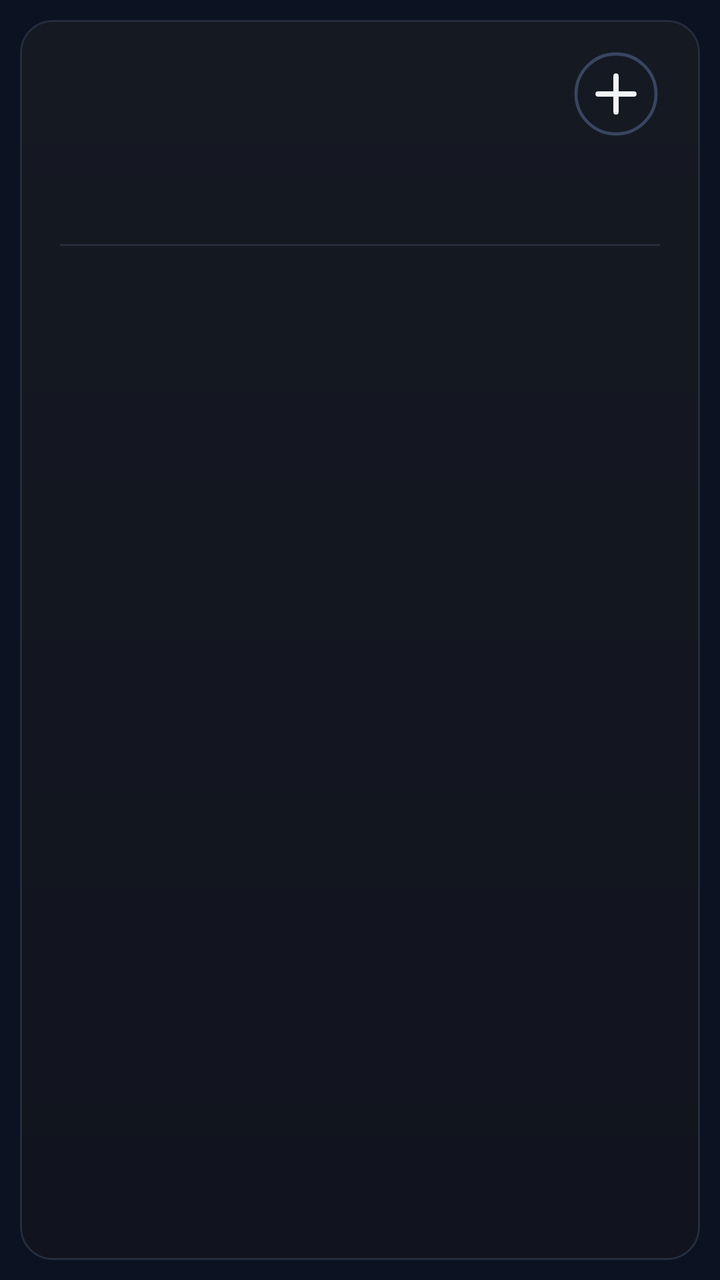
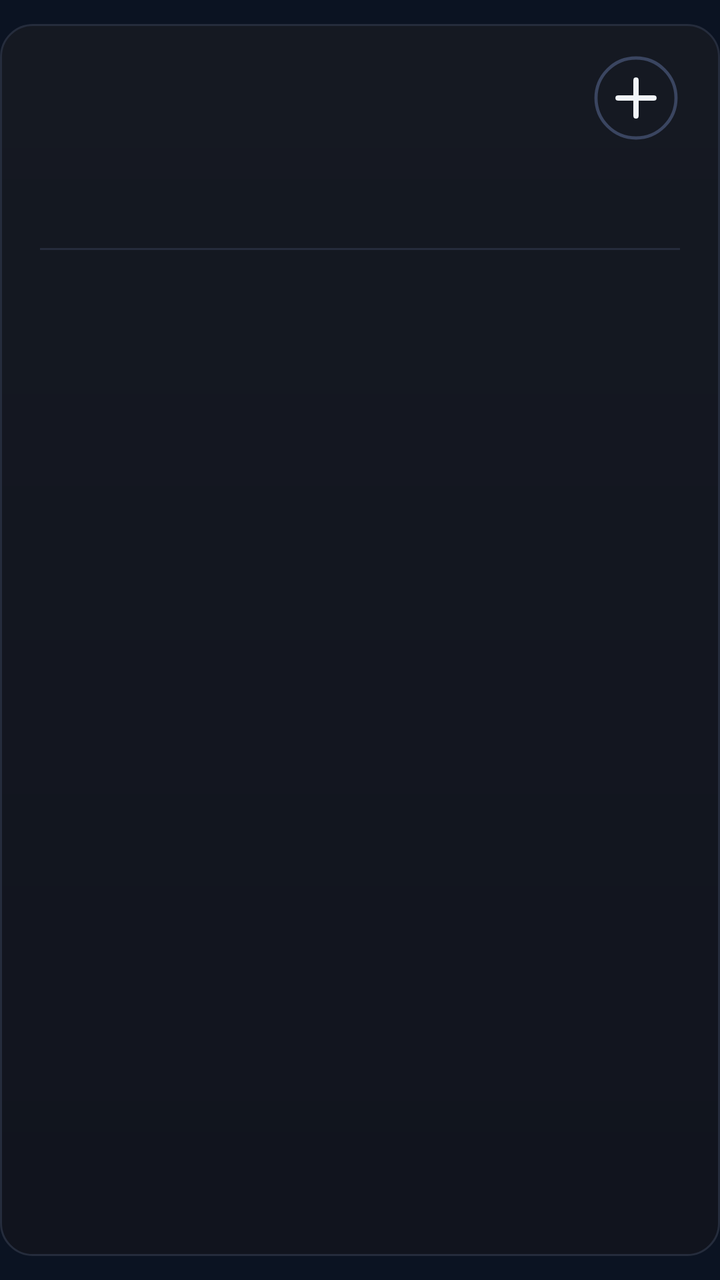

Compare the two renders of this Android layout. The source of the first and the diff that turns it into the second are given below.
<!-- AndroidManifest.xml: application theme AppTheme -->
<!-- res/layout/cal_k0.xml -->
<?xml version="1.0" encoding="utf-8"?>
<FrameLayout xmlns:android="http://schemas.android.com/apk/res/android"
    android:id="@+id/root"
    android:layout_width="match_parent"
    android:layout_height="match_parent"
    android:padding="10dp">

    <LinearLayout
        android:id="@+id/panel"
        android:layout_width="match_parent"
        android:layout_height="match_parent"
        android:background="@drawable/cal_panel"
        android:orientation="vertical"
        android:paddingStart="20dp"
        android:paddingTop="13dp"
        android:paddingEnd="20dp"
        android:paddingBottom="14dp">

        
        <LinearLayout
            android:layout_width="match_parent"
            android:layout_height="48dp"
            android:gravity="center_vertical"
            android:orientation="horizontal">
        <ImageView
            android:id="@+id/cal_day"
            android:layout_width="wrap_content"
            android:layout_height="47dp"
            android:adjustViewBounds="true"
            android:scaleType="fitStart" />

            <LinearLayout
                android:layout_width="0dp"
                android:layout_height="wrap_content"
                android:layout_marginStart="12dp"
                android:layout_weight="1"
                android:orientation="vertical">
                <ImageView
                    android:id="@+id/cal_month"
                    android:layout_width="match_parent"
                    android:layout_height="23dp"
                    android:adjustViewBounds="true"
                    android:scaleType="fitStart" />
                <ImageView
                    android:id="@+id/cal_sub"
                    android:layout_width="match_parent"
                    android:layout_height="16dp"
                    android:adjustViewBounds="true"
                    android:layout_marginTop="2dp"
                    android:scaleType="fitStart" />
            </LinearLayout>

            <ImageView
                android:id="@+id/btn_add"
                android:layout_width="44dp"
                android:layout_height="44dp"
                android:contentDescription="New event"
                android:src="@drawable/ic_cal_add" />
        </LinearLayout>

        
        <LinearLayout
            android:layout_width="match_parent"
            android:layout_height="44dp"
            android:layout_marginTop="2dp"
            android:orientation="horizontal">
            <LinearLayout
                android:layout_width="0dp"
                android:layout_height="match_parent"
                android:layout_weight="1"
                android:gravity="center_horizontal"
                android:orientation="vertical">
                <ImageView
                    android:id="@+id/wk_label_0"
                    android:layout_width="wrap_content"
                    android:layout_height="14dp"
                    android:adjustViewBounds="true"
                    android:scaleType="fitCenter" />
                <ImageView
                    android:id="@+id/wk_num_0"
                    android:layout_width="26dp"
                    android:layout_height="26dp"
                    android:adjustViewBounds="true"
                    android:layout_marginTop="3dp"
                    android:scaleType="fitCenter" />
            </LinearLayout>
            <LinearLayout
                android:layout_width="0dp"
                android:layout_height="match_parent"
                android:layout_weight="1"
                android:gravity="center_horizontal"
                android:orientation="vertical">
                <ImageView
                    android:id="@+id/wk_label_1"
                    android:layout_width="wrap_content"
                    android:layout_height="14dp"
                    android:adjustViewBounds="true"
                    android:scaleType="fitCenter" />
                <ImageView
                    android:id="@+id/wk_num_1"
                    android:layout_width="26dp"
                    android:layout_height="26dp"
                    android:adjustViewBounds="true"
                    android:layout_marginTop="3dp"
                    android:scaleType="fitCenter" />
            </LinearLayout>
            <LinearLayout
                android:layout_width="0dp"
                android:layout_height="match_parent"
                android:layout_weight="1"
                android:gravity="center_horizontal"
                android:orientation="vertical">
                <ImageView
                    android:id="@+id/wk_label_2"
                    android:layout_width="wrap_content"
                    android:layout_height="14dp"
                    android:adjustViewBounds="true"
                    android:scaleType="fitCenter" />
                <ImageView
                    android:id="@+id/wk_num_2"
                    android:layout_width="26dp"
                    android:layout_height="26dp"
                    android:adjustViewBounds="true"
                    android:layout_marginTop="3dp"
                    android:scaleType="fitCenter" />
            </LinearLayout>
            <LinearLayout
                android:layout_width="0dp"
                android:layout_height="match_parent"
                android:layout_weight="1"
                android:gravity="center_horizontal"
                android:orientation="vertical">
                <ImageView
                    android:id="@+id/wk_label_3"
                    android:layout_width="wrap_content"
                    android:layout_height="14dp"
                    android:adjustViewBounds="true"
                    android:scaleType="fitCenter" />
                <ImageView
                    android:id="@+id/wk_num_3"
                    android:layout_width="26dp"
                    android:layout_height="26dp"
                    android:adjustViewBounds="true"
                    android:layout_marginTop="3dp"
                    android:scaleType="fitCenter" />
            </LinearLayout>
            <LinearLayout
                android:layout_width="0dp"
                android:layout_height="match_parent"
                android:layout_weight="1"
                android:gravity="center_horizontal"
                android:orientation="vertical">
                <ImageView
                    android:id="@+id/wk_label_4"
                    android:layout_width="wrap_content"
                    android:layout_height="14dp"
                    android:adjustViewBounds="true"
                    android:scaleType="fitCenter" />
                <ImageView
                    android:id="@+id/wk_num_4"
                    android:layout_width="26dp"
                    android:layout_height="26dp"
                    android:adjustViewBounds="true"
                    android:layout_marginTop="3dp"
                    android:scaleType="fitCenter" />
            </LinearLayout>
            <LinearLayout
                android:layout_width="0dp"
                android:layout_height="match_parent"
                android:layout_weight="1"
                android:gravity="center_horizontal"
                android:orientation="vertical">
                <ImageView
                    android:id="@+id/wk_label_5"
                    android:layout_width="wrap_content"
                    android:layout_height="14dp"
                    android:adjustViewBounds="true"
                    android:scaleType="fitCenter" />
                <ImageView
                    android:id="@+id/wk_num_5"
                    android:layout_width="26dp"
                    android:layout_height="26dp"
                    android:adjustViewBounds="true"
                    android:layout_marginTop="3dp"
                    android:scaleType="fitCenter" />
            </LinearLayout>
            <LinearLayout
                android:layout_width="0dp"
                android:layout_height="match_parent"
                android:layout_weight="1"
                android:gravity="center_horizontal"
                android:orientation="vertical">
                <ImageView
                    android:id="@+id/wk_label_6"
                    android:layout_width="wrap_content"
                    android:layout_height="14dp"
                    android:adjustViewBounds="true"
                    android:scaleType="fitCenter" />
                <ImageView
                    android:id="@+id/wk_num_6"
                    android:layout_width="26dp"
                    android:layout_height="26dp"
                    android:adjustViewBounds="true"
                    android:layout_marginTop="3dp"
                    android:scaleType="fitCenter" />
            </LinearLayout>
        </LinearLayout>

        <ImageView
            android:layout_width="match_parent"
            android:layout_height="1dp"
            android:layout_marginTop="5dp"
            android:layout_marginBottom="5dp"
            android:scaleType="fitXY"
            android:src="@drawable/cal_divider" />

        
        <LinearLayout
            android:layout_width="match_parent"
            android:layout_height="0dp"
            android:layout_weight="1"
            android:orientation="vertical">
        </LinearLayout>
        <ImageView
            android:id="@+id/cal_more"
            android:layout_width="match_parent"
            android:layout_height="14dp"
            android:adjustViewBounds="true"
            android:scaleType="fitEnd" />
    </LinearLayout>
</FrameLayout>
<!-- resources referenced by this layout -->
<resources>
  <!-- drawable cal_divider (drawable) -->
  <?xml version="1.0" encoding="utf-8"?>
  <shape xmlns:android="http://schemas.android.com/apk/res/android" android:shape="rectangle">
      <solid android:color="#FF252C3C" />
  </shape>
  <!-- drawable cal_panel (drawable) -->
  <?xml version="1.0" encoding="utf-8"?>
  <shape xmlns:android="http://schemas.android.com/apk/res/android" android:shape="rectangle">
      <gradient android:angle="270" android:startColor="#FF151922" android:endColor="#FF11141E" />
      <stroke android:width="1dp" android:color="#FF252C3C" />
      <corners android:radius="@dimen/widget_radius" />
  </shape>
  <!-- drawable ic_cal_add (drawable) -->
  <?xml version="1.0" encoding="utf-8"?>
  <vector xmlns:android="http://schemas.android.com/apk/res/android"
      android:width="44dp"
      android:height="44dp"
      android:viewportWidth="44"
      android:viewportHeight="44">
      <path
          android:pathData="M22,22m-20,0a20,20 0,1 1,40 0a20,20 0,1 1,-40 0"
          android:strokeColor="#FF3A4560"
          android:strokeWidth="1.6" />
      <path
          android:pathData="M13,22L31,22M22,13L22,31"
          android:strokeColor="#FFF1F5F9"
          android:strokeLineCap="round"
          android:strokeWidth="2.6" />
  </vector>
  <style name="AppTheme" parent="@android:style/Theme.DeviceDefault.NoActionBar">
          <item name="android:colorAccent">#DF8B35</item>
          <item name="android:colorControlActivated">#DF8B35</item>
          <item name="android:windowBackground">#0B1322</item>
          <item name="android:statusBarColor">#0E111A</item>
          <item name="android:navigationBarColor">#0B1322</item>
          <item name="android:textColorHint">#718096</item>
      </style>
  <dimen name="widget_radius">16dp</dimen>
</resources>

<!-- the commit's change to res/layout/cal_k0.xml (unified diff, before → after) -->
@@ -3,7 +3,8 @@
     android:id="@+id/root"
     android:layout_width="match_parent"
     android:layout_height="match_parent"
-    android:padding="10dp">
+    android:paddingTop="12dp"
+    android:paddingBottom="12dp">
 
     <LinearLayout
         android:id="@+id/panel"
